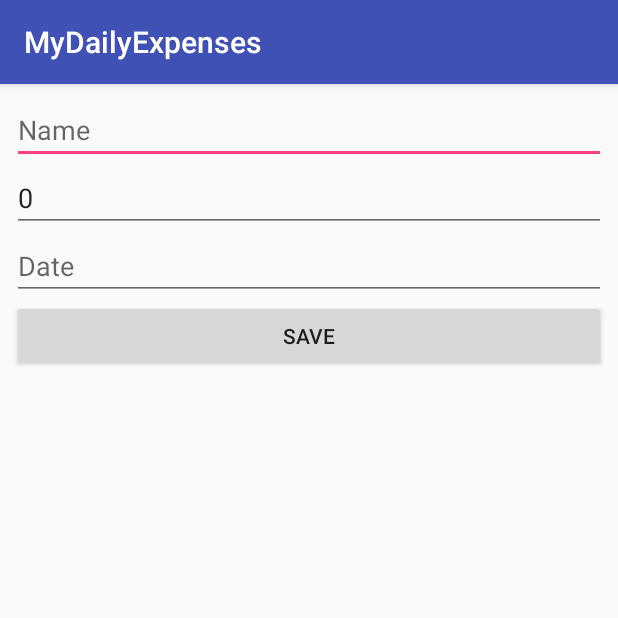
After one commit to zarifulradzuan/mobile-lab4, an Android app: the ActivityExpEdit screen opened directly, with no data from a screen before it, on a phone screen of 412 x 824 dp, the top half of it. The commit adds this screen. Run offline under Robolectric (Android 15) with nearby library versions, the phone set to English and light mode, and no system bars; 3 statements that could not run were skipped.

Commit message:
Completed task 2

```diff
--- a/app/build.gradle
+++ b/app/build.gradle
@@ -2,7 +2,6 @@ apply plugin: 'com.android.application'
 
 android {
     compileSdkVersion 24
-    buildToolsVersion "25.0.2"
     defaultConfig {
         applicationId "com.bitp3453.mydailyexpenses"
         minSdkVersion 24
@@ -20,11 +19,12 @@ android {
 }
 
 dependencies {
+    implementation 'com.android.support.constraint:constraint-layout:1.1.3'
     compile fileTree(dir: 'libs', include: ['*.jar'])
     androidTestCompile('com.android.support.test.espresso:espresso-core:2.2.2', {
         exclude group: 'com.android.support', module: 'support-annotations'
     })
-    compile 'com.android.support:appcompat-v7:24.2.1'
+    implementation 'com.android.support:appcompat-v7:24.2.1'
     testCompile 'junit:junit:4.12'
-    compile 'com.android.support:recyclerview-v7:25.2.0'
+    implementation 'com.android.support:recyclerview-v7:25.2.0'
 }
--- a/app/src/main/AndroidManifest.xml
+++ b/app/src/main/AndroidManifest.xml
@@ -8,6 +8,7 @@
         android:label="@string/app_name"
         android:supportsRtl="true"
         android:theme="@style/AppTheme">
+        <activity android:name=".ActivityExpEdit"></activity>
         <activity android:name=".ExpensesMainActivity">
             <intent-filter>
                 <action android:name="android.intent.action.MAIN" />
@@ -15,7 +16,7 @@
                 <category android:name="android.intent.category.LAUNCHER" />
             </intent-filter>
         </activity>
-        <activity android:name=".AcitivityExpList"></activity>
+        <activity android:name=".ActivityExpList" />
     </application>
 
 </manifest>
--- /dev/null
+++ b/app/src/main/java/com/bitp3453/mydailyexpenses/ActivityExpEdit.java
@@ -0,0 +1,56 @@
+package com.bitp3453.mydailyexpenses;
+
+import android.content.Intent;
+import android.support.v7.app.AppCompatActivity;
+import android.os.Bundle;
+import android.view.View;
+import android.widget.EditText;
+import android.widget.Toast;
+
+import model.ExpensesDBModel;
+import sqliteexpense.ExpenseDB;
+
+public class ActivityExpEdit extends AppCompatActivity {
+    EditText name;
+    EditText date;
+    EditText price;
+    String expId;
+    ExpenseDB expenseDB;
+    @Override
+    protected void onCreate(Bundle savedInstanceState) {
+        super.onCreate(savedInstanceState);
+        setContentView(R.layout.activity_exp_edit);
+        Intent intent = getIntent();
+        expId = intent.getStringExtra("id");
+        name = (EditText) findViewById(R.id.editExpName);
+        price = (EditText) findViewById(R.id.editExpPrice);
+        date = (EditText) findViewById(R.id.editExpDate);
+
+        expenseDB = new ExpenseDB(getApplicationContext());
+        ExpensesDBModel toEdit = expenseDB.fnGetExpenses(expId);
+
+        String expName = toEdit.getStrExpName();
+        name.setText(expName);
+        String expPrice;
+        try{
+            expPrice = String.valueOf(toEdit.getStrExpPrice());
+        } catch(Exception e){
+            expPrice = "0";
+        }
+
+        price.setText(expPrice);
+
+        String expDate = toEdit.getStrExpDate();
+        date.setText(expDate);
+    }
+
+    public void editExp(View vw) {
+        Intent intent = new Intent();
+        intent.putExtra("id",expId);
+        intent.putExtra("date",date.getText().toString());
+        intent.putExtra("price",price.getText().toString());
+        intent.putExtra("name",name.getText().toString());
+        setResult(0, intent);
+        finish();
+    }
+}
--- a/app/src/main/java/com/bitp3453/mydailyexpenses/ExpensesMainActivity.java
+++ b/app/src/main/java/com/bitp3453/mydailyexpenses/ExpensesMainActivity.java
@@ -52,7 +52,7 @@ public class ExpensesMainActivity extends AppCompatActivity {
             return true;
         }
         if(idMenu == R.id.expAll){
-            intent = new Intent(this, AcitivityExpList.class);
+            intent = new Intent(this, ActivityExpList.class);
         }
 
         startActivity(intent);
--- a/app/src/main/res/layout/activity_acitivity_exp_list.xml
+++ b/app/src/main/res/layout/activity_acitivity_exp_list.xml
@@ -8,7 +8,7 @@
     android:paddingTop="@dimen/activity_vertical_margin"
     android:paddingRight="@dimen/activity_horizontal_margin"
     android:paddingBottom="@dimen/activity_vertical_margin"
-    tools:context="com.bitp3453.mydailyexpenses.AcitivityExpList">
+    tools:context="com.bitp3453.mydailyexpenses.ActivityExpList">
 
     <TextView
         android:id="@+id/totalExp"
--- /dev/null
+++ b/app/src/main/res/layout/activity_exp_edit.xml
@@ -0,0 +1,54 @@
+<?xml version="1.0" encoding="utf-8"?>
+<android.support.constraint.ConstraintLayout xmlns:android="http://schemas.android.com/apk/res/android"
+    xmlns:app="http://schemas.android.com/apk/res-auto"
+    xmlns:tools="http://schemas.android.com/tools"
+    android:layout_width="match_parent"
+    android:layout_height="match_parent"
+    tools:context=".ActivityExpEdit">
+
+    <LinearLayout
+        android:id="@+id/linearLayout"
+        android:layout_width="0dp"
+        android:layout_height="0dp"
+        android:layout_marginStart="8dp"
+        android:layout_marginTop="8dp"
+        android:layout_marginEnd="8dp"
+        android:layout_marginBottom="8dp"
+        android:orientation="vertical"
+        app:layout_constraintBottom_toBottomOf="parent"
+        app:layout_constraintEnd_toEndOf="parent"
+        app:layout_constraintStart_toStartOf="parent"
+        app:layout_constraintTop_toTopOf="parent">
+
+        <EditText
+            android:id="@+id/editExpName"
+            android:layout_width="match_parent"
+            android:layout_height="wrap_content"
+            android:ems="10"
+            android:hint="Name"
+            android:inputType="textPersonName" />
+
+        <EditText
+            android:id="@+id/editExpPrice"
+            android:layout_width="match_parent"
+            android:layout_height="wrap_content"
+            android:ems="10"
+            android:hint="Price"
+            android:inputType="numberDecimal" />
+
+        <EditText
+            android:id="@+id/editExpDate"
+            android:layout_width="match_parent"
+            android:layout_height="wrap_content"
+            android:ems="10"
+            android:hint="Date"
+            android:inputType="date" />
+
+        <Button
+            android:id="@+id/btnSaveExp"
+            android:layout_width="match_parent"
+            android:layout_height="wrap_content"
+            android:onClick="editExp"
+            android:text="Save" />
+    </LinearLayout>
+</android.support.constraint.ConstraintLayout>
--- a/app/src/main/res/layout/list_expenses_recycler.xml
+++ b/app/src/main/res/layout/list_expenses_recycler.xml
@@ -14,7 +14,7 @@
         android:paddingTop="@dimen/activity_vertical_margin"
         android:paddingRight="@dimen/activity_horizontal_margin"
         android:paddingBottom="@dimen/activity_vertical_margin"
-        tools:context="com.bitp3453.mydailyexpenses.AcitivityExpList">
+        tools:context="com.bitp3453.mydailyexpenses.ActivityExpList">
 
         <TextView
             android:id="@+id/txtVwExpName"
--- a/build.gradle
+++ b/build.gradle
@@ -3,9 +3,10 @@
 buildscript {
     repositories {
         jcenter()
+        google()
     }
     dependencies {
-        classpath 'com.android.tools.build:gradle:2.2.3'
+        classpath 'com.android.tools.build:gradle:3.3.0'
 
         // NOTE: Do not place your application dependencies here; they belong
         // in the individual module build.gradle files
@@ -14,6 +15,7 @@ buildscript {
 
 allprojects {
     repositories {
+        google()
         jcenter()
     }
 }
```
Also changed, not shown: app/src/main/java/com/bitp3453/mydailyexpenses/ActivityExpList.java (renamed from app/src/main/java/com/bitp3453/mydailyexpenses/AcitivityExpList.java, +24 -1 lines), app/src/main/java/sqliteexpense/CustomAdapterExpList.java (+34 -8 lines), app/src/main/java/sqliteexpense/ExpenseDB.java (+14 -2 lines), gradle/wrapper/gradle-wrapper.properties.
